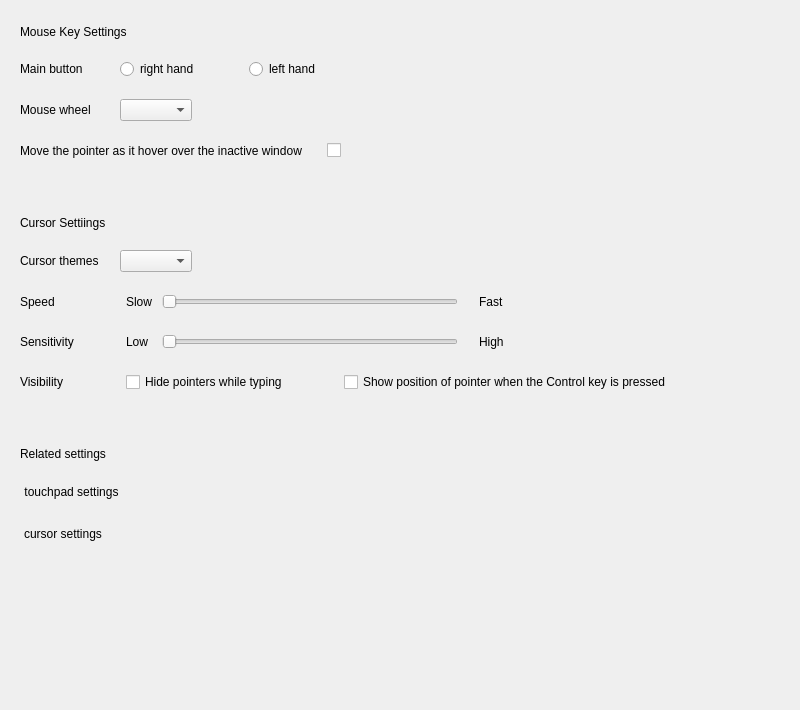
This is plugins/devices/mousecontrol/mousecontrol.ui in ukui/ukui-control-center as Qt 5 draws it before an edit. The edited form follows.
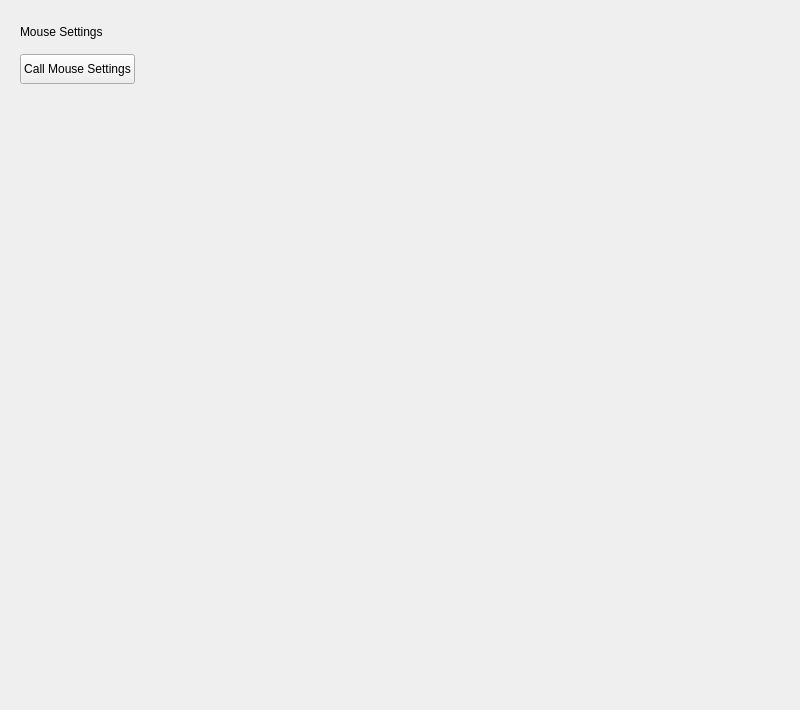
This is the edited form.

The edit to the form file:
```diff
--- a/plugins/devices/mousecontrol/mousecontrol.ui
+++ b/plugins/devices/mousecontrol/mousecontrol.ui
@@ -43,6 +43,90 @@
    </property>
    <item>
     <widget class="QStackedWidget" name="StackedWidget">
+     <widget class="QWidget" name="page_3">
+      <layout class="QVBoxLayout" name="verticalLayout_10">
+       <property name="spacing">
+        <number>15</number>
+       </property>
+       <property name="leftMargin">
+        <number>20</number>
+       </property>
+       <property name="topMargin">
+        <number>25</number>
+       </property>
+       <property name="rightMargin">
+        <number>0</number>
+       </property>
+       <property name="bottomMargin">
+        <number>20</number>
+       </property>
+       <item>
+        <widget class="QLabel" name="label_24">
+         <property name="sizePolicy">
+          <sizepolicy hsizetype="Fixed" vsizetype="Fixed">
+           <horstretch>0</horstretch>
+           <verstretch>0</verstretch>
+          </sizepolicy>
+         </property>
+         <property name="text">
+          <string>Mouse Settings</string>
+         </property>
+         <property name="stylesize" stdset="0">
+          <string notr="true">title1#</string>
+         </property>
+        </widget>
+       </item>
+       <item>
+        <layout class="QHBoxLayout" name="horizontalLayout_16">
+         <item>
+          <widget class="QPushButton" name="pushButton">
+           <property name="minimumSize">
+            <size>
+             <width>0</width>
+             <height>30</height>
+            </size>
+           </property>
+           <property name="maximumSize">
+            <size>
+             <width>16777215</width>
+             <height>30</height>
+            </size>
+           </property>
+           <property name="text">
+            <string>Call Mouse Settings</string>
+           </property>
+          </widget>
+         </item>
+         <item>
+          <spacer name="horizontalSpacer_13">
+           <property name="orientation">
+            <enum>Qt::Horizontal</enum>
+           </property>
+           <property name="sizeHint" stdset="0">
+            <size>
+             <width>40</width>
+             <height>20</height>
+            </size>
+           </property>
+          </spacer>
+         </item>
+        </layout>
+       </item>
+       <item>
+        <spacer name="verticalSpacer_11">
+         <property name="orientation">
+          <enum>Qt::Vertical</enum>
+         </property>
+         <property name="sizeHint" stdset="0">
+          <size>
+           <width>20</width>
+           <height>40</height>
+          </size>
+         </property>
+        </spacer>
+       </item>
+      </layout>
+     </widget>
      <widget class="QWidget" name="Page1">
       <layout class="QVBoxLayout" name="verticalLayout">
        <property name="spacing">
```
